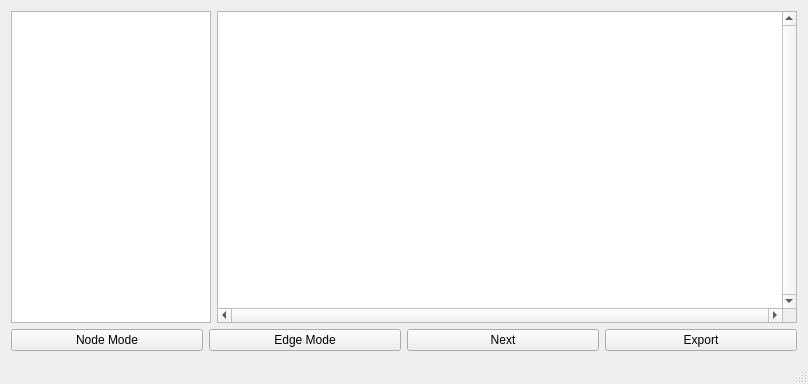
First picture: the form in IntelliGraph/mainwindow.ui, repository SEGroup10/IntelliGraph, before the edit.
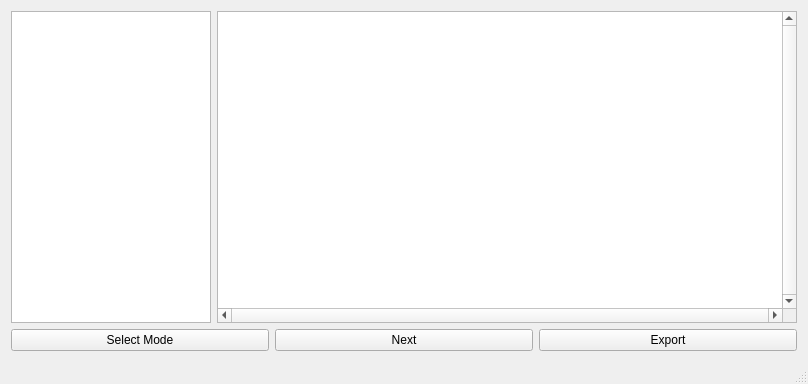
Second picture: the form after the edit.

Commit message: changed button text

Patch:
```diff
--- a/IntelliGraph/mainwindow.ui
+++ b/IntelliGraph/mainwindow.ui
@@ -41,17 +41,10 @@
     </item>
     <item>
      <layout class="QHBoxLayout" name="horizontalLayout">
-      <item>
-       <widget class="QPushButton" name="selectButton">
-        <property name="text">
-         <string>Node Mode</string>
-        </property>
-       </widget>
-      </item>
       <item>
        <widget class="QPushButton" name="modeButton">
         <property name="text">
-         <string>Edge Mode</string>
+         <string>Select Mode</string>
         </property>
        </widget>
       </item>
```
